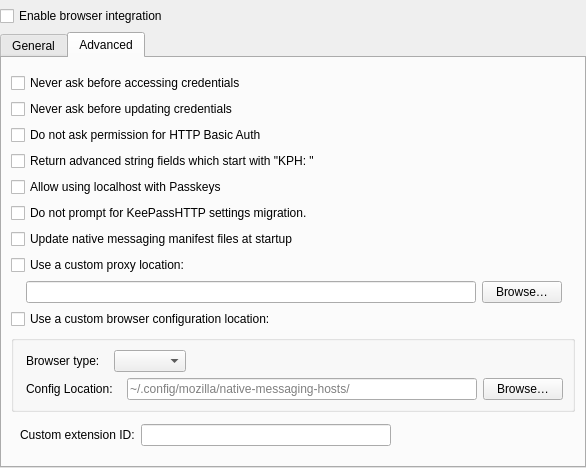
keepassxreboot/keepassxc, file src/browser/BrowserSettingsWidget.ui: the form before one commit.
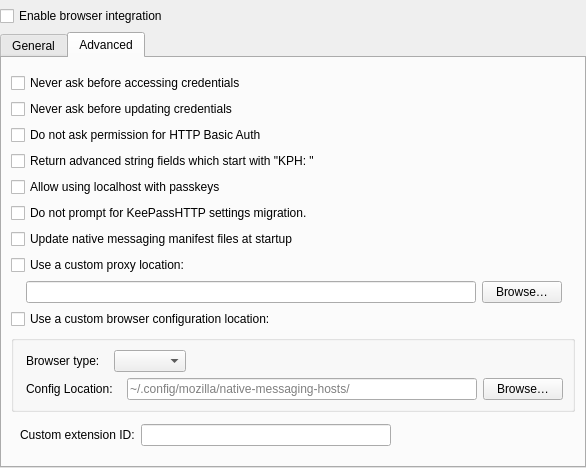
The form after the commit. The open tabs and pages were chosen to show the change. Custom widgets are drawn as their Qt base class.

Commit message: Passkeys: Register to an existing entry

Patch:
```diff
--- a/src/browser/BrowserSettingsWidget.ui
+++ b/src/browser/BrowserSettingsWidget.ui
@@ -316,7 +316,7 @@
           <string>Allows using insecure http://localhost with Passkeys for testing purposes.</string>
          </property>
          <property name="text">
-          <string>Allow using localhost with Passkeys</string>
+          <string>Allow using localhost with passkeys</string>
          </property>
         </widget>
        </item>
```
Left out of the diff: 2 changed lines with no effect on the pictures. The commit also changes 14 other files.
